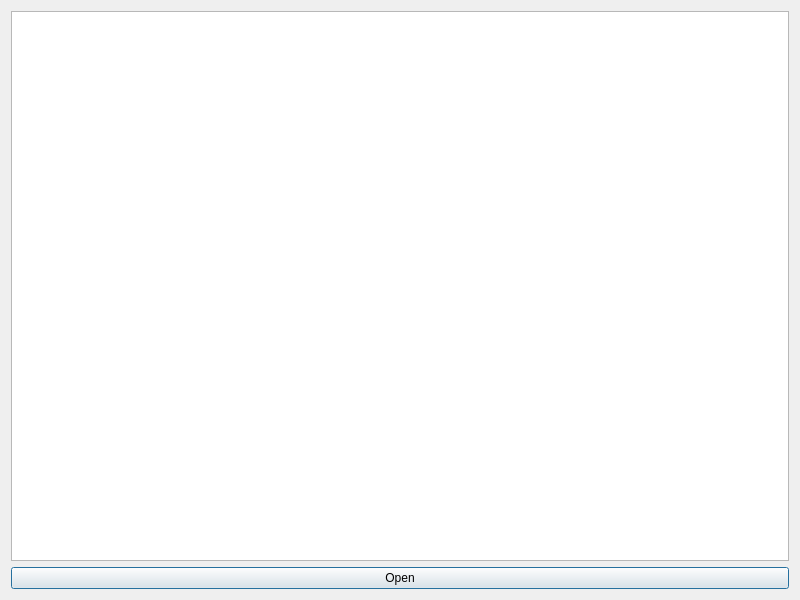
Before: the Qt Designer form dialog.ui in arturkwiek/QTrayCamera, drawn with Qt 5.
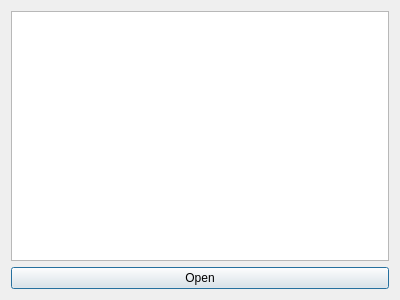
After: the same form once the commit is applied.

Commit message:
Developing functionalities
- maximize button & function
- on top window

```diff
--- a/dialog.ui
+++ b/dialog.ui
@@ -6,8 +6,8 @@
    <rect>
     <x>0</x>
     <y>0</y>
-    <width>800</width>
-    <height>600</height>
+    <width>400</width>
+    <height>300</height>
    </rect>
   </property>
   <property name="sizePolicy">
```
The commit also changes 2 other files.
